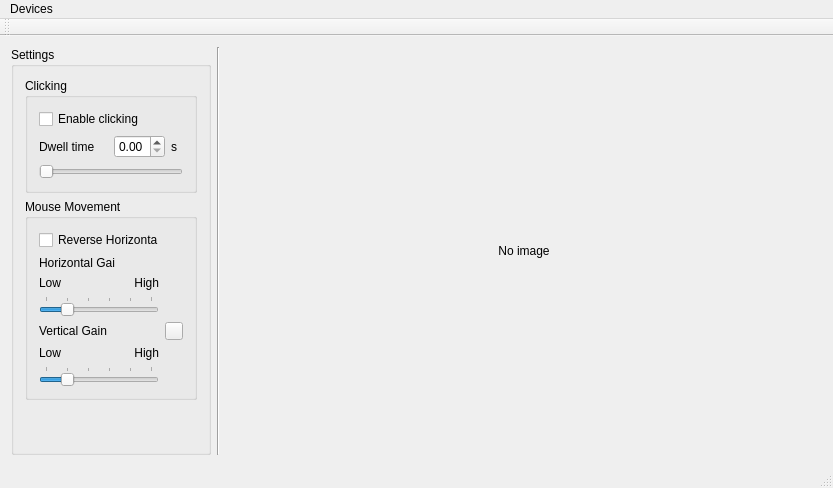
toshikurauchi/CameraMouseSuite-cross-platform, file mainWindow.ui: the form before one commit.
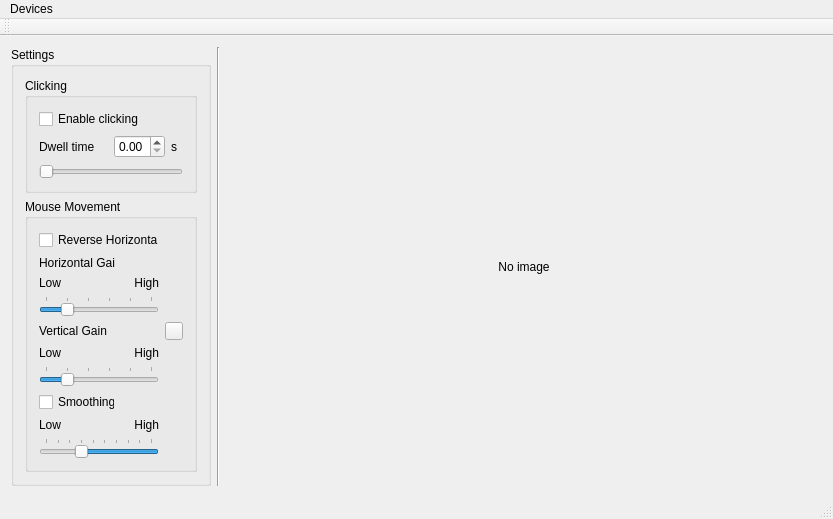
The form after the commit. Icons and pictures are not drawn. Custom widgets are drawn as their Qt base class.

What changed in the file:
```diff
--- a/mainWindow.ui
+++ b/mainWindow.ui
@@ -105,6 +105,13 @@
           <string>Mouse Movement</string>
          </property>
          <layout class="QGridLayout" name="gridLayout_3">
+          <item row="0" column="0" colspan="2">
+           <widget class="QCheckBox" name="reverseHorizontalCheckBox">
+            <property name="text">
+             <string>Reverse Horizontal</string>
+            </property>
+           </widget>
+          </item>
           <item row="6" column="0" colspan="2">
            <widget class="QSlider" name="verticalGainSlider">
             <property name="minimum">
@@ -233,10 +240,52 @@
             </property>
            </widget>
           </item>
-          <item row="0" column="0" colspan="2">
-           <widget class="QCheckBox" name="reverseHorizontalCheckBox">
+          <item row="7" column="0">
+           <widget class="QCheckBox" name="smoothingCheckBox">
             <property name="text">
-             <string>Reverse Horizontal</string>
+             <string>Smoothing</string>
+            </property>
+           </widget>
+          </item>
+          <item row="9" column="0" colspan="2">
+           <widget class="QSlider" name="smoothingSlider">
+            <property name="minimum">
+             <number>5</number>
+            </property>
+            <property name="maximum">
+             <number>95</number>
+            </property>
+            <property name="singleStep">
+             <number>5</number>
+            </property>
+            <property name="value">
+             <number>65</number>
+            </property>
+            <property name="orientation">
+             <enum>Qt::Horizontal</enum>
+            </property>
+            <property name="invertedAppearance">
+             <bool>true</bool>
+            </property>
+            <property name="tickPosition">
+             <enum>QSlider::TicksAbove</enum>
+            </property>
+           </widget>
+          </item>
+          <item row="8" column="0">
+           <widget class="QLabel" name="label_9">
+            <property name="text">
+             <string>Low</string>
+            </property>
+           </widget>
+          </item>
+          <item row="8" column="1">
+           <widget class="QLabel" name="label_10">
+            <property name="text">
+             <string>High</string>
+            </property>
+            <property name="alignment">
+             <set>Qt::AlignRight|Qt::AlignTrailing|Qt::AlignVCenter</set>
             </property>
            </widget>
           </item>
```
